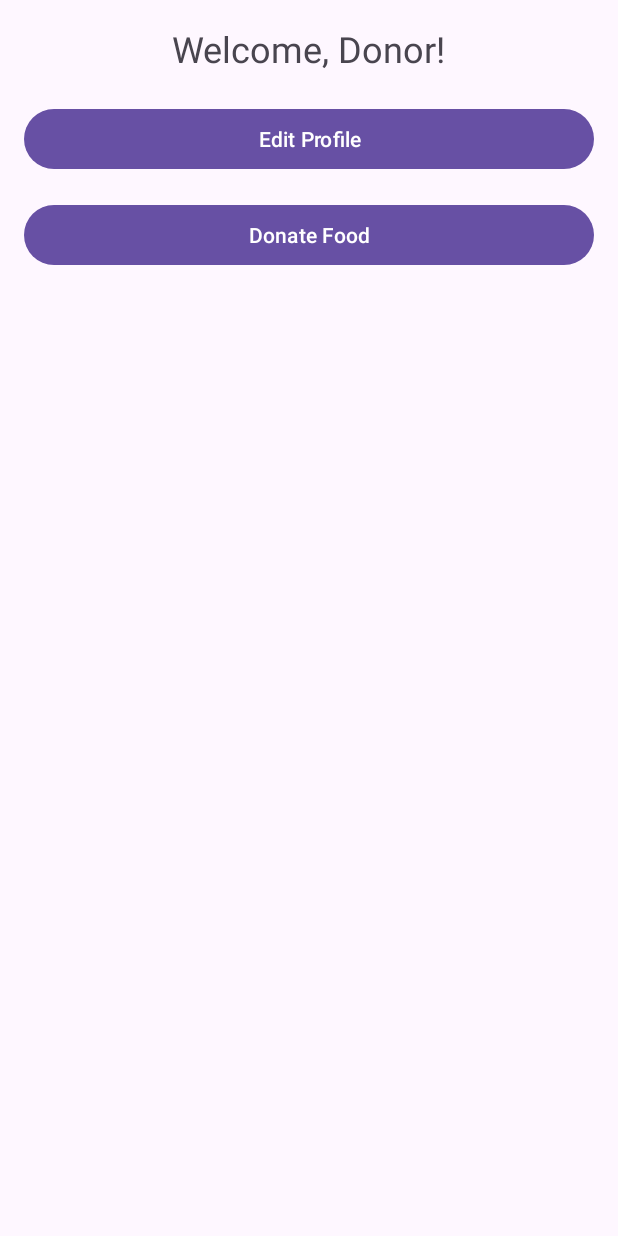
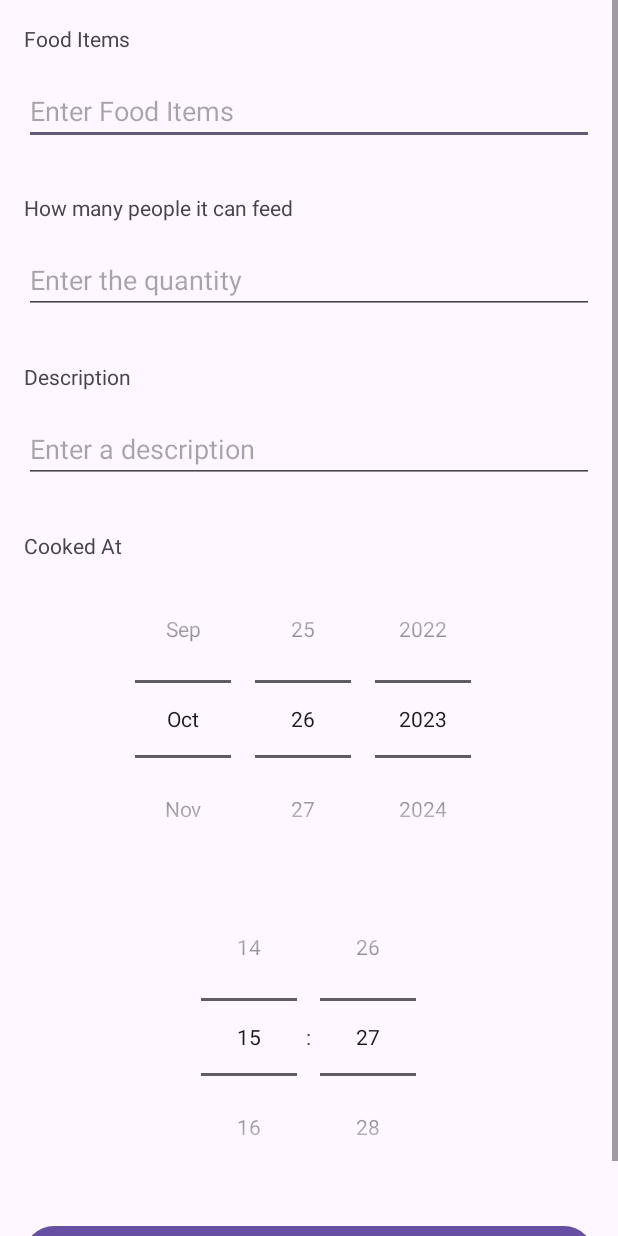
Before and after one commit to fadkeabhi/DanVeer, an Android app: the DonorHomePage screen opened directly, with no data from a screen before it, after a tap on "Donate Food", on a phone screen of 412 x 824 dp. Run offline under Robolectric (Android 15) with nearby library versions, the phone set to English and light mode, and no system bars; our stand-ins replace Firebase (no records; nobody signed in at launch, a user with empty details on screens opened directly).

Commit message:
Add donate food

```diff
--- a/app/src/main/java/com/djabrj/danveer/DonorHomePage.kt
+++ b/app/src/main/java/com/djabrj/danveer/DonorHomePage.kt
@@ -24,6 +24,8 @@ class DonorHomePage : AppCompatActivity() {
         donateFoodButton.setOnClickListener {
             // Handle "Donate Food" button click event
             // You can navigate to the Donate Food activity or perform other actions here.
+            val intent = Intent(this, DonateFood::class.java)
+            startActivity(intent)
         }
     }
 }
--- /dev/null
+++ b/app/src/main/res/layout/activity_donate_food.xml
@@ -0,0 +1,107 @@
+<?xml version="1.0" encoding="utf-8"?>
+<ScrollView
+    xmlns:android="http://schemas.android.com/apk/res/android"
+    android:layout_width="match_parent"
+    android:layout_height="match_parent">
+
+<RelativeLayout
+    xmlns:android="http://schemas.android.com/apk/res/android"
+    android:layout_width="match_parent"
+    android:layout_height="match_parent">
+
+    <!-- Food Item -->
+    <TextView
+        android:id="@+id/textFoodItem"
+        android:layout_width="wrap_content"
+        android:layout_height="wrap_content"
+        android:text="Food Items"
+        android:layout_marginTop="16dp"
+        android:layout_marginStart="16dp"/>
+
+    <EditText
+        android:id="@+id/editFoodItem"
+        android:layout_width="match_parent"
+        android:layout_height="wrap_content"
+        android:layout_below="@id/textFoodItem"
+        android:layout_margin="16dp"
+        android:hint="Enter Food Items"
+        android:inputType="text"/>
+
+    <!-- People it can Feed -->
+    <TextView
+        android:id="@+id/textPeopleToFeed"
+        android:layout_width="wrap_content"
+        android:layout_height="wrap_content"
+        android:text="How many people it can feed"
+        android:layout_below="@id/editFoodItem"
+        android:layout_marginStart="16dp"
+        android:layout_marginTop="16dp"/>
+
+    <EditText
+        android:id="@+id/editPeopleToFeed"
+        android:layout_width="match_parent"
+        android:layout_height="wrap_content"
+        android:layout_below="@id/textPeopleToFeed"
+        android:layout_margin="16dp"
+        android:hint="Enter the quantity"
+        android:inputType="number"/>
+
+    <!-- Description -->
+    <TextView
+        android:id="@+id/textDescription"
+        android:layout_width="wrap_content"
+        android:layout_height="wrap_content"
+        android:text="Description"
+        android:layout_below="@id/editPeopleToFeed"
+        android:layout_marginStart="16dp"
+        android:layout_marginTop="16dp"/>
+
+    <EditText
+        android:id="@+id/editDescription"
+        android:layout_width="match_parent"
+        android:layout_height="wrap_content"
+        android:layout_below="@id/textDescription"
+        android:layout_margin="16dp"
+        android:hint="Enter a description"
+        android:inputType="textMultiLine"/>
+
+    <!-- Date Selector -->
+    <TextView
+        android:id="@+id/textCookedAt"
+        android:layout_width="wrap_content"
+        android:layout_height="wrap_content"
+        android:text="Cooked At"
+        android:layout_below="@id/editDescription"
+        android:layout_marginStart="16dp"
+        android:layout_marginTop="16dp"/>
+
+    <DatePicker
+        android:id="@+id/datePicker"
+        android:layout_width="match_parent"
+        android:layout_height="wrap_content"
+        android:layout_below="@id/textCookedAt"
+        android:layout_marginHorizontal="16dp"
+        android:padding="0dp"
+        android:datePickerMode="spinner"
+        android:calendarViewShown="false"/>
+
+    <TimePicker
+        android:id="@+id/timePicker"
+        android:layout_width="match_parent"
+        android:layout_height="wrap_content"
+        android:layout_below="@id/datePicker"
+        android:layout_marginHorizontal="16dp"
+
+        android:timePickerMode="spinner"/>
+
+    <Button
+        android:id="@+id/donateFoodButton"
+        android:layout_width="match_parent"
+        android:layout_height="wrap_content"
+        android:layout_below="@id/timePicker"
+        android:layout_margin="16dp"
+        android:text="Donate Food" />
+
+</RelativeLayout>
+
+</ScrollView>
```
Also changed, not shown: app/src/main/AndroidManifest.xml (+4 -7 lines), app/src/main/java/com/djabrj/danveer/DonateFood.kt (added, +137 -0 lines).
